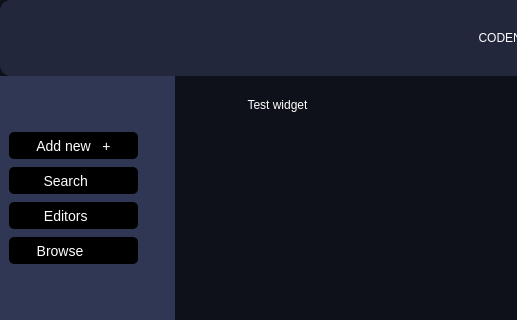
This is mainwindow.ui in Deatrax/codenheimer as Qt 5 draws it before an edit; both pictures show x 0 to 517 and y 0 to 320 of the 1041 by 683 pixel window. The edited form follows.
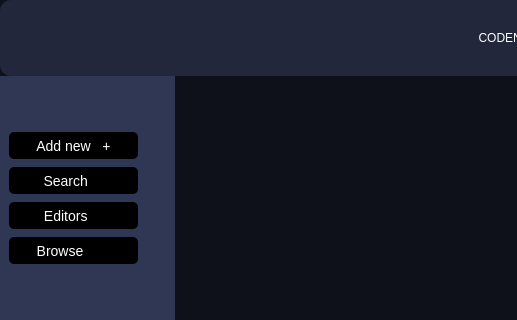
This is the edited form.

Commit message: removed the test widget from the UI and commented out the code. added screenshot of  the test widget in the UI

```diff
--- a/mainwindow.ui
+++ b/mainwindow.ui
@@ -620,40 +620,6 @@
             <string>Browse page</string>
            </property>
           </widget>
-          <widget class="QGroupBox" name="testbox">
-           <property name="geometry">
-            <rect>
-             <x>70</x>
-             <y>20</y>
-             <width>751</width>
-             <height>271</height>
-            </rect>
-           </property>
-           <property name="styleSheet">
-            <string notr="true"/>
-           </property>
-           <property name="title">
-            <string>Test widget</string>
-           </property>
-           <layout class="QVBoxLayout" name="verticalLayout_5">
-            <item>
-             <widget class="QFrame" name="frame">
-              <property name="maximumSize">
-               <size>
-                <width>1</width>
-                <height>1</height>
-               </size>
-              </property>
-              <property name="frameShape">
-               <enum>QFrame::StyledPanel</enum>
-              </property>
-              <property name="frameShadow">
-               <enum>QFrame::Raised</enum>
-              </property>
-             </widget>
-            </item>
-           </layout>
-          </widget>
          </widget>
          <widget class="QWidget" name="settingsPage">
           <widget class="QLabel" name="label_4">
```
The commit also changes 2 other files.
